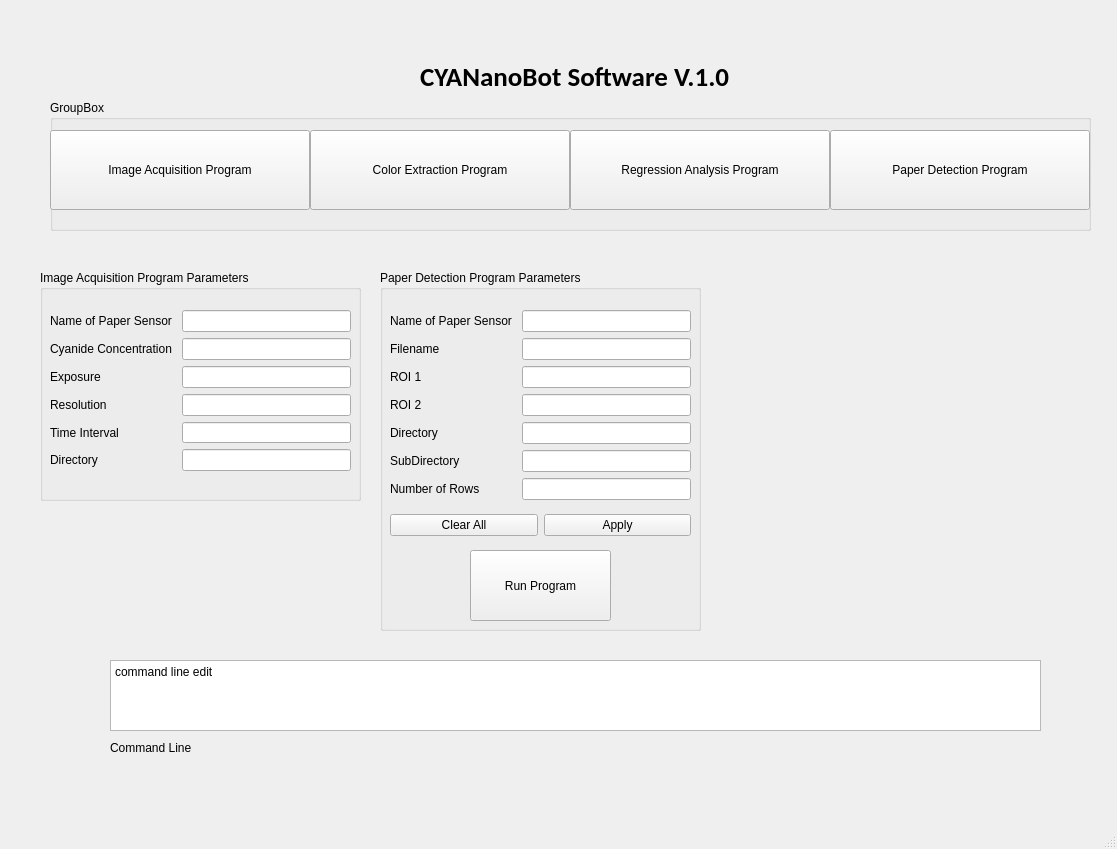
phonecol/CYANanoBot--Analyzer, file gui1.ui: the form before one commit.
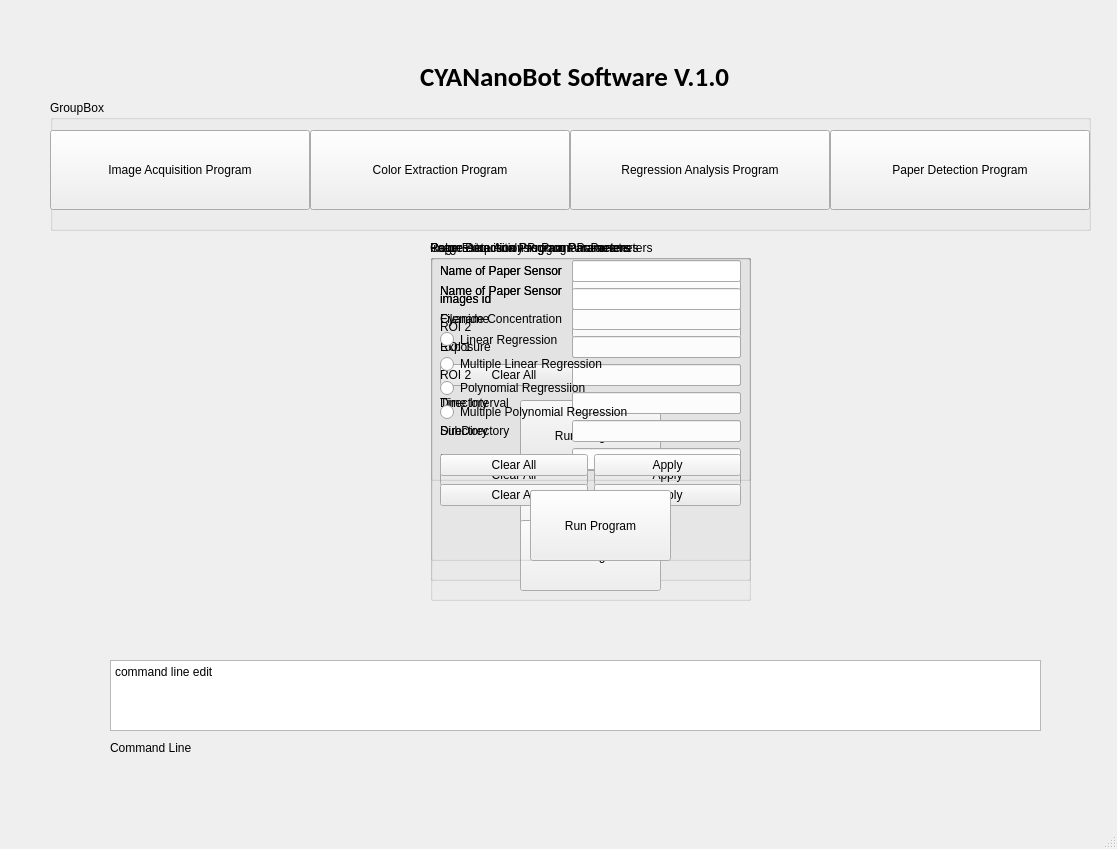
The form after the commit.

Diff of the .ui file:
```diff
--- a/gui1.ui
+++ b/gui1.ui
@@ -2,6 +2,9 @@
 <ui version="4.0">
  <class>MainWindow</class>
  <widget class="QMainWindow" name="MainWindow">
+  <property name="enabled">
+   <bool>true</bool>
+  </property>
   <property name="geometry">
    <rect>
     <x>0</x>
@@ -144,10 +147,10 @@
    <widget class="QGroupBox" name="groupBox_2">
     <property name="geometry">
      <rect>
-      <x>40</x>
-      <y>270</y>
+      <x>430</x>
+      <y>240</y>
       <width>321</width>
-      <height>231</height>
+      <height>341</height>
      </rect>
     </property>
     <property name="title">
@@ -159,7 +162,7 @@
        <x>10</x>
        <y>40</y>
        <width>301</width>
-       <height>161</height>
+       <height>171</height>
       </rect>
      </property>
      <layout class="QFormLayout" name="formLayout">
@@ -225,12 +228,145 @@
       </item>
      </layout>
     </widget>
+    <widget class="QWidget" name="horizontalLayoutWidget_6">
+     <property name="geometry">
+      <rect>
+       <x>10</x>
+       <y>220</y>
+       <width>301</width>
+       <height>31</height>
+      </rect>
+     </property>
+     <layout class="QHBoxLayout" name="horizontalLayout_6">
+      <item>
+       <widget class="QPushButton" name="ia_clear_all_button">
+        <property name="text">
+         <string>Clear All</string>
+        </property>
+       </widget>
+      </item>
+      <item>
+       <widget class="QPushButton" name="ia_apply_button">
+        <property name="text">
+         <string>Apply</string>
+        </property>
+       </widget>
+      </item>
+     </layout>
+    </widget>
+    <widget class="QPushButton" name="ia_run_button">
+     <property name="geometry">
+      <rect>
+       <x>90</x>
+       <y>260</y>
+       <width>141</width>
+       <height>71</height>
+      </rect>
+     </property>
+     <property name="text">
+      <string>Run Program</string>
+     </property>
+    </widget>
+   </widget>
+   <widget class="QGroupBox" name="groupBox_4">
+    <property name="geometry">
+     <rect>
+      <x>430</x>
+      <y>240</y>
+      <width>321</width>
+      <height>241</height>
+     </rect>
+    </property>
+    <property name="title">
+     <string>Color Extraction Program Parameters</string>
+    </property>
+    <widget class="QWidget" name="formLayoutWidget_5">
+     <property name="geometry">
+      <rect>
+       <x>10</x>
+       <y>20</y>
+       <width>301</width>
+       <height>101</height>
+      </rect>
+     </property>
+     <layout class="QFormLayout" name="formLayout_5">
+      <item row="0" column="0">
+       <widget class="QLabel" name="label_29">
+        <property name="text">
+         <string>Name of Paper Sensor </string>
+        </property>
+       </widget>
+      </item>
+      <item row="0" column="1">
+       <widget class="QLineEdit" name="ce_paper_sensor"/>
+      </item>
+      <item row="1" column="0">
+       <widget class="QLabel" name="label_30">
+        <property name="text">
+         <string>images id</string>
+        </property>
+       </widget>
+      </item>
+      <item row="1" column="1">
+       <widget class="QLineEdit" name="ce_id"/>
+      </item>
+      <item row="2" column="0">
+       <widget class="QLabel" name="label_32">
+        <property name="text">
+         <string>ROI 2</string>
+        </property>
+       </widget>
+      </item>
+      <item row="2" column="1">
+       <widget class="QLineEdit" name="ce_rf2"/>
+      </item>
+     </layout>
+    </widget>
+    <widget class="QPushButton" name="ce_run_button">
+     <property name="geometry">
+      <rect>
+       <x>90</x>
+       <y>160</y>
+       <width>141</width>
+       <height>71</height>
+      </rect>
+     </property>
+     <property name="text">
+      <string>Run Program</string>
+     </property>
+    </widget>
+    <widget class="QWidget" name="horizontalLayoutWidget_3">
+     <property name="geometry">
+      <rect>
+       <x>10</x>
+       <y>120</y>
+       <width>301</width>
+       <height>31</height>
+      </rect>
+     </property>
+     <layout class="QHBoxLayout" name="horizontalLayout_3">
+      <item>
+       <widget class="QPushButton" name="ce_clear_all_button">
+        <property name="text">
+         <string>Clear All</string>
+        </property>
+       </widget>
+      </item>
+      <item>
+       <widget class="QPushButton" name="ce_apply_button">
+        <property name="text">
+         <string>Apply</string>
+        </property>
+       </widget>
+      </item>
+     </layout>
+    </widget>
    </widget>
    <widget class="QGroupBox" name="groupBox_3">
     <property name="geometry">
      <rect>
-      <x>380</x>
-      <y>270</y>
+      <x>430</x>
+      <y>240</y>
       <width>321</width>
       <height>361</height>
      </rect>
@@ -360,6 +496,133 @@
      </layout>
     </widget>
    </widget>
+   <widget class="QGroupBox" name="groupBox_5">
+    <property name="enabled">
+     <bool>true</bool>
+    </property>
+    <property name="geometry">
+     <rect>
+      <x>430</x>
+      <y>240</y>
+      <width>321</width>
+      <height>321</height>
+     </rect>
+    </property>
+    <property name="title">
+     <string>Regression Analysis Program Parameters</string>
+    </property>
+    <widget class="QWidget" name="formLayoutWidget_7">
+     <property name="geometry">
+      <rect>
+       <x>10</x>
+       <y>20</y>
+       <width>301</width>
+       <height>61</height>
+      </rect>
+     </property>
+     <layout class="QFormLayout" name="formLayout_7">
+      <item row="0" column="0">
+       <widget class="QLabel" name="label_35">
+        <property name="text">
+         <string>Name of Paper Sensor </string>
+        </property>
+       </widget>
+      </item>
+      <item row="0" column="1">
+       <widget class="QLineEdit" name="ra_paper_sensor"/>
+      </item>
+      <item row="1" column="0">
+       <widget class="QLabel" name="label_36">
+        <property name="text">
+         <string>images id</string>
+        </property>
+       </widget>
+      </item>
+      <item row="1" column="1">
+       <widget class="QLineEdit" name="ra_id"/>
+      </item>
+     </layout>
+    </widget>
+    <widget class="QPushButton" name="ra_run_button">
+     <property name="geometry">
+      <rect>
+       <x>100</x>
+       <y>250</y>
+       <width>141</width>
+       <height>71</height>
+      </rect>
+     </property>
+     <property name="text">
+      <string>Run Program</string>
+     </property>
+    </widget>
+    <widget class="QWidget" name="horizontalLayoutWidget_5">
+     <property name="geometry">
+      <rect>
+       <x>10</x>
+       <y>210</y>
+       <width>301</width>
+       <height>31</height>
+      </rect>
+     </property>
+     <layout class="QHBoxLayout" name="horizontalLayout_5">
+      <item>
+       <widget class="QPushButton" name="ra_clear_all_button">
+        <property name="text">
+         <string>Clear All</string>
+        </property>
+       </widget>
+      </item>
+      <item>
+       <widget class="QPushButton" name="ra_apply_button">
+        <property name="text">
+         <string>Apply</string>
+        </property>
+       </widget>
+      </item>
+     </layout>
+    </widget>
+    <widget class="QWidget" name="verticalLayoutWidget">
+     <property name="geometry">
+      <rect>
+       <x>10</x>
+       <y>90</y>
+       <width>301</width>
+       <height>91</height>
+      </rect>
+     </property>
+     <layout class="QVBoxLayout" name="verticalLayout">
+      <item>
+       <widget class="QRadioButton" name="ra_lr_radioButton">
+        <property name="text">
+         <string>Linear Regression</string>
+        </property>
+       </widget>
+      </item>
+      <item>
+       <widget class="QRadioButton" name="ra_mlr_radioButton">
+        <property name="text">
+         <string>Multiple Linear Regression</string>
+        </property>
+       </widget>
+      </item>
+      <item>
+       <widget class="QRadioButton" name="ra_pr_radioButton">
+        <property name="text">
+         <string>Polynomial Regressiion</string>
+        </property>
+       </widget>
+      </item>
+      <item>
+       <widget class="QRadioButton" name="ra_mpr_radioButton">
+        <property name="text">
+         <string>Multiple Polynomial Regression</string>
+        </property>
+       </widget>
+      </item>
+     </layout>
+    </widget>
+   </widget>
   </widget>
   <widget class="QMenuBar" name="menubar">
    <property name="geometry">
```
Left out of the diff: 12 changed lines with no effect on the pictures.
